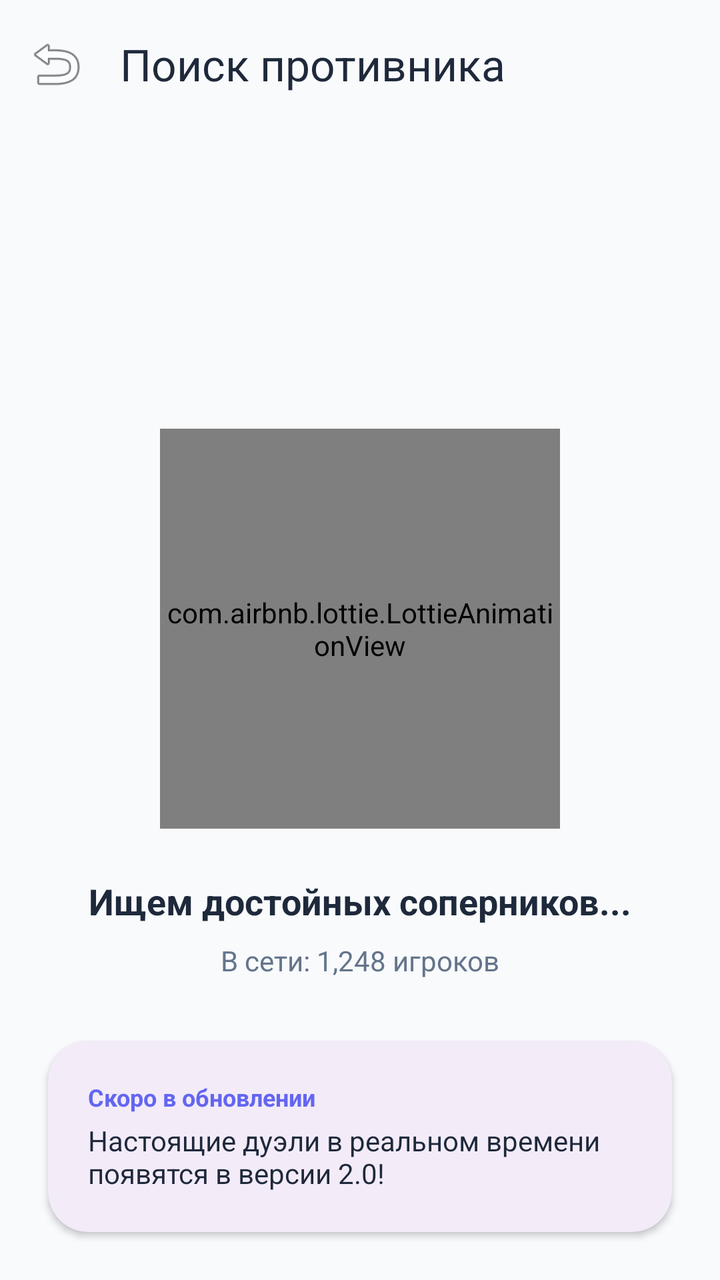
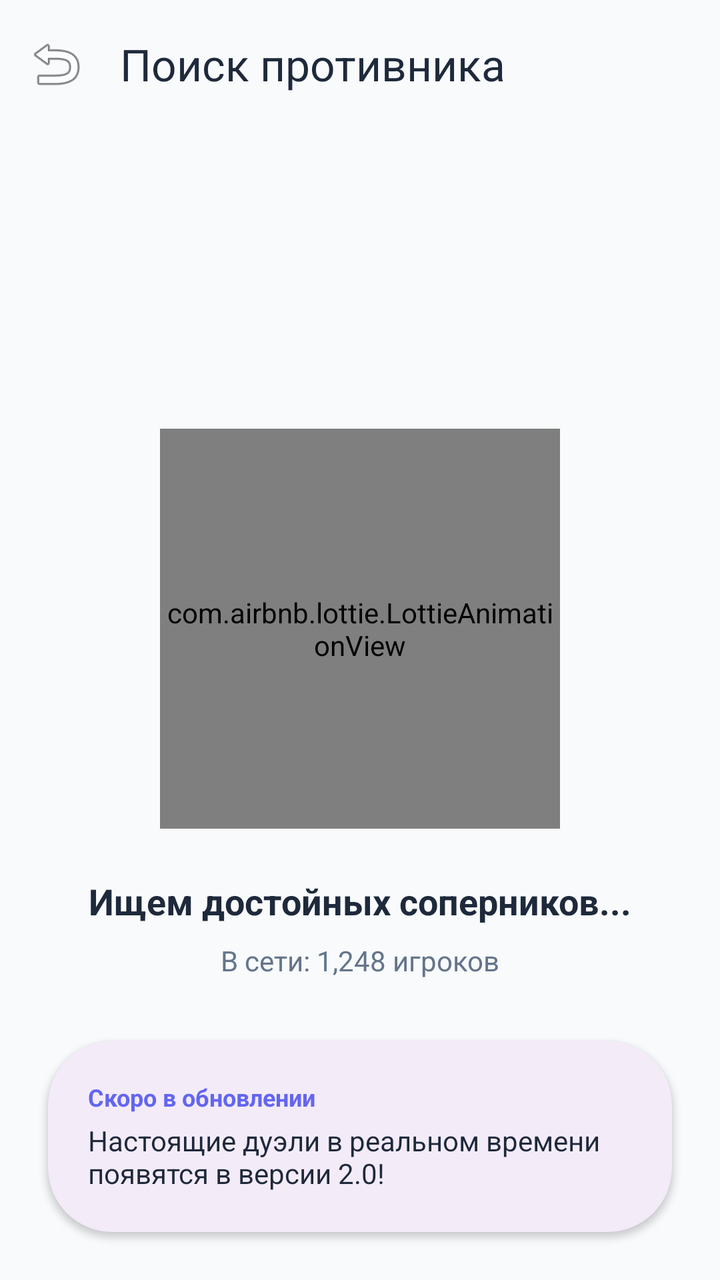

An Android layout rendered at two revisions. The XML below is the earlier revision; the diff shows what the commit changed to produce the second picture.
<!-- AndroidManifest.xml: application theme Theme.Quiz -->
<!-- res/layout/activity_lobby.xml -->
<?xml version="1.0" encoding="utf-8"?>
<androidx.constraintlayout.widget.ConstraintLayout xmlns:android="http://schemas.android.com/apk/res/android"
    xmlns:app="http://schemas.android.com/apk/res-auto"
    android:layout_width="match_parent"
    android:layout_height="match_parent"
    android:background="@color/gray_bg">

    <com.google.android.material.appbar.MaterialToolbar
        android:id="@+id/toolbar"
        android:layout_width="match_parent"
        android:layout_height="?attr/actionBarSize"
        app:layout_constraintTop_toTopOf="parent"
        app:navigationIcon="@android:drawable/ic_menu_revert"
        app:title="Поиск противника"
        app:titleTextColor="@color/border_dark" />

    <com.airbnb.lottie.LottieAnimationView
        android:id="@+id/lottieSearch"
        android:layout_width="200dp"
        android:layout_height="200dp"
        app:layout_constraintBottom_toTopOf="@+id/tvStatus"
        app:layout_constraintEnd_toEndOf="parent"
        app:layout_constraintStart_toStartOf="parent"
        app:layout_constraintTop_toBottomOf="@id/toolbar"
        app:layout_constraintVertical_chainStyle="packed"
        app:lottie_autoPlay="true"
        app:lottie_loop="true" />

    <TextView
        android:id="@+id/tvStatus"
        android:layout_width="wrap_content"
        android:layout_height="wrap_content"
        android:layout_marginTop="24dp"
        android:text="Ищем достойных соперников..."
        android:textColor="@color/border_dark"
        android:textSize="18sp"
        android:textStyle="bold"
        app:layout_constraintBottom_toTopOf="@+id/tvOnlineCount"
        app:layout_constraintEnd_toEndOf="parent"
        app:layout_constraintStart_toStartOf="parent"
        app:layout_constraintTop_toBottomOf="@+id/lottieSearch" />

    <TextView
        android:id="@+id/tvOnlineCount"
        android:layout_width="wrap_content"
        android:layout_height="wrap_content"
        android:layout_marginTop="8dp"
        android:text="В сети: 1,248 игроков"
        android:textColor="@color/muted_gray"
        android:textSize="14sp"
        app:layout_constraintBottom_toBottomOf="parent"
        app:layout_constraintEnd_toEndOf="parent"
        app:layout_constraintStart_toStartOf="parent"
        app:layout_constraintTop_toBottomOf="@+id/tvStatus" />

    <com.google.android.material.card.MaterialCardView
        android:layout_width="match_parent"
        android:layout_height="wrap_content"
        android:layout_margin="24dp"
        app:cardCornerRadius="20dp"
        app:cardElevation="2dp"
        app:strokeWidth="0dp"
        app:layout_constraintBottom_toBottomOf="parent">

        <LinearLayout
            android:layout_width="match_parent"
            android:layout_height="wrap_content"
            android:orientation="vertical"
            android:padding="20dp">

            <TextView
                android:layout_width="wrap_content"
                android:layout_height="wrap_content"
                android:text="Скоро в обновлении"
                android:textColor="@color/brand_purple"
                android:textSize="12sp"
                android:textStyle="bold" />

            <TextView
                android:layout_width="match_parent"
                android:layout_height="wrap_content"
                android:layout_marginTop="4dp"
                android:text="Настоящие дуэли в реальном времени появятся в версии 2.0!"
                android:textColor="@color/border_dark"
                android:textSize="14sp" />
        </LinearLayout>
    </com.google.android.material.card.MaterialCardView>

</androidx.constraintlayout.widget.ConstraintLayout>
<!-- resources referenced by this layout -->
<resources>
  <color name="border_dark">#1E293B</color>
  <color name="brand_purple">#6366F1</color>
  <color name="gray_bg">#F8FAFC</color>
  <color name="muted_gray">#64748B</color>
  <style name="Theme.Quiz" parent="Base.Theme.Quiz" />
  <style name="Base.Theme.Quiz" parent="Theme.Material3.Light.NoActionBar">
          
          
      </style>
</resources>

<!-- the commit's change to res/layout/activity_lobby.xml (unified diff, before → after) -->
@@ -57,7 +57,7 @@
         android:layout_width="match_parent"
         android:layout_height="wrap_content"
         android:layout_margin="24dp"
-        app:cardCornerRadius="20dp"
+        app:cardCornerRadius="32dp"
         app:cardElevation="2dp"
         app:strokeWidth="0dp"
         app:layout_constraintBottom_toBottomOf="parent">
